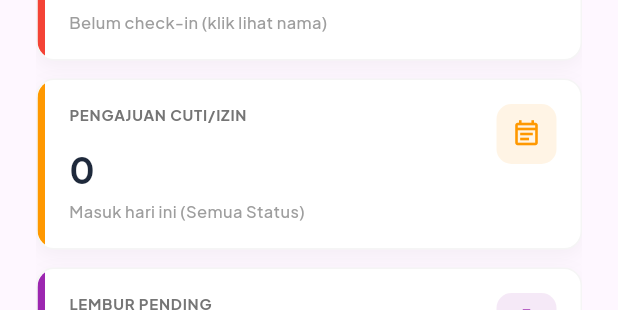
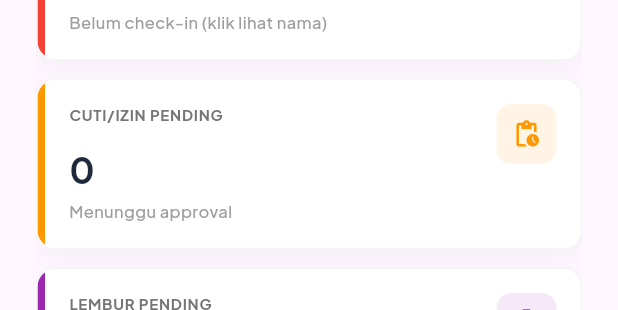
Before and after one commit to rickyds-bot/hradmin-panel-tetra, a Flutter app: the WebDashboardContent widget shown alone on an empty page, opened directly, scrolled down 576 dp, on a phone screen of 412 x 824 dp. Shown: the part 337-647 px from the top of the screen. Run offline on Flutter 3.47's test engine with Material 3 defaults, Android fonts, the phone set to English and light mode, and no system bars; our stand-ins replace camera, file_picker, firebase_core, firebase_messaging, flutter_dotenv, flutter_html and 15 more; missing offline and left inert: dart:html, dart:js_interop, excel, flutter_app_badger, google_mlkit_face_detection, tflite_flutter; accounts and stored records are empty.

Commit message:
update web_dashboard_content.dart

```diff
--- a/lib/features/webadmin/web_dashboard_content.dart
+++ b/lib/features/webadmin/web_dashboard_content.dart
@@ -24,7 +24,7 @@ class _WebDashboardContentState extends State<WebDashboardContent> {
   int _totalHadirHariIni = 0;
   int _totalTidakHadirHariIni = 0;
   List<Map<String, dynamic>> _tidakHadirList = [];
-  int _totalCutiHariIni = 0;
+  int _totalPendingCuti = 0;
   int _totalPendingLembur = 0;
 
   // Data Grafik (Square Chart Custom)
@@ -200,16 +200,19 @@ class _WebDashboardContentState extends State<WebDashboardContent> {
       final Set cutiIds =
           cutiBerlangsungRes.map((e) => e['employee_id']).toSet();
 
-      // 4.1 Pengajuan Cuti/Izin MASUK Hari Ini (Untuk angka di Card, mencakup SEMUA status)
-      final pengajuanHariIniRes = await Supabase.instance.client
+      // 4.1 Pengajuan Cuti/Izin yang masih PENDING (belum di-approve/reject)
+      // Dihitung per karyawan unik, tanpa batasan tanggal pengajuan.
+      final pengajuanPendingRes = await Supabase.instance.client
           .from('leave_requests')
           .select('employee_id')
-          .gte('created_at', startOfTodayUtcStr);
+          .ilike('status', 'pending');
 
       final List<String> nonAdminStrings =
           _nonAdminIds.map((id) => id.toString()).toList();
-      _totalCutiHariIni = pengajuanHariIniRes
-          .where((e) => nonAdminStrings.contains(e['employee_id'].toString()))
+      _totalPendingCuti = pengajuanPendingRes
+          .map((e) => e['employee_id'].toString())
+          .where((id) => nonAdminStrings.contains(id))
+          .toSet()
           .length;
 
       // 4.5 Karyawan aktif yang belum check-in hari ini
@@ -228,14 +231,16 @@ class _WebDashboardContentState extends State<WebDashboardContent> {
       _tidakHadirList = tidakHadir;
       _totalTidakHadirHariIni = tidakHadir.length;
 
-      // 5. Lembur Pending
+      // 5. Lembur Pending (belum di-approve/reject), per karyawan unik
       final lemburRes = await Supabase.instance.client
           .from('overtime_requests')
           .select('employee_id')
-          .eq('status', 'pending');
+          .ilike('status', 'pending');
 
       _totalPendingLembur = lemburRes
-          .where((e) => _nonAdminIds.contains(e['employee_id']))
+          .map((e) => e['employee_id'].toString())
+          .where((id) => nonAdminStrings.contains(id))
+          .toSet()
           .length;
 
       // 6. Data Grafik Tren Kehadiran
@@ -698,10 +703,10 @@ class _WebDashboardContentState extends State<WebDashboardContent> {
                           onTap: _showTidakHadirDialog,
                         ),
                         _buildStatCard(
-                            'Pengajuan Cuti/Izin',
-                            _totalCutiHariIni.toString(),
-                            'Masuk hari ini (Semua Status)',
-                            Icons.event_note_outlined,
+                            'Cuti/Izin Pending',
+                            _totalPendingCuti.toString(),
+                            'Menunggu approval',
+                            Icons.pending_actions_outlined,
                             Colors.orange,
                             width),
                         _buildStatCard(
```
